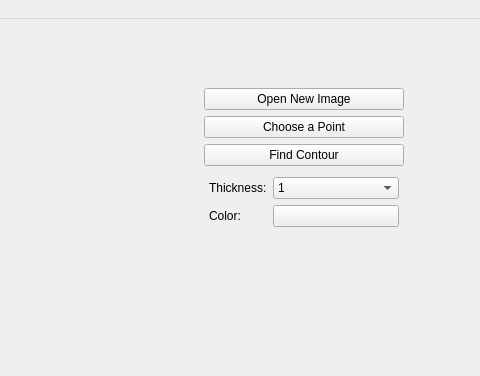
Old version of the form ui/basic.ui in the repository zinuzian/ImageLab2019; both pictures show x 851 to 1331 and y 0 to 376 of the 1331 by 732 pixel window.
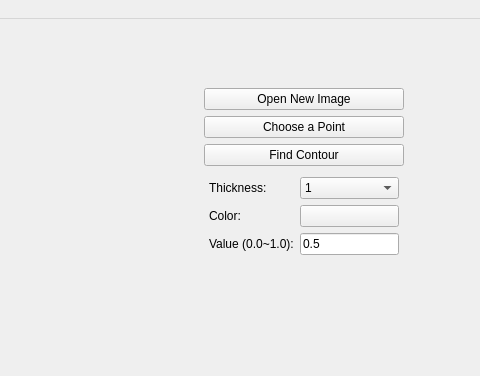
New version of the form.

The edit to the form file:
```diff
--- a/ui/basic.ui
+++ b/ui/basic.ui
@@ -218,6 +218,20 @@
              </property>
             </widget>
            </item>
+           <item row="2" column="0">
+            <widget class="QLabel" name="label_2">
+             <property name="text">
+              <string>Value (0.0~1.0):</string>
+             </property>
+            </widget>
+           </item>
+           <item row="2" column="1">
+            <widget class="QLineEdit" name="valueLine">
+             <property name="text">
+              <string>0.5</string>
+             </property>
+            </widget>
+           </item>
           </layout>
          </widget>
         </item>
```
